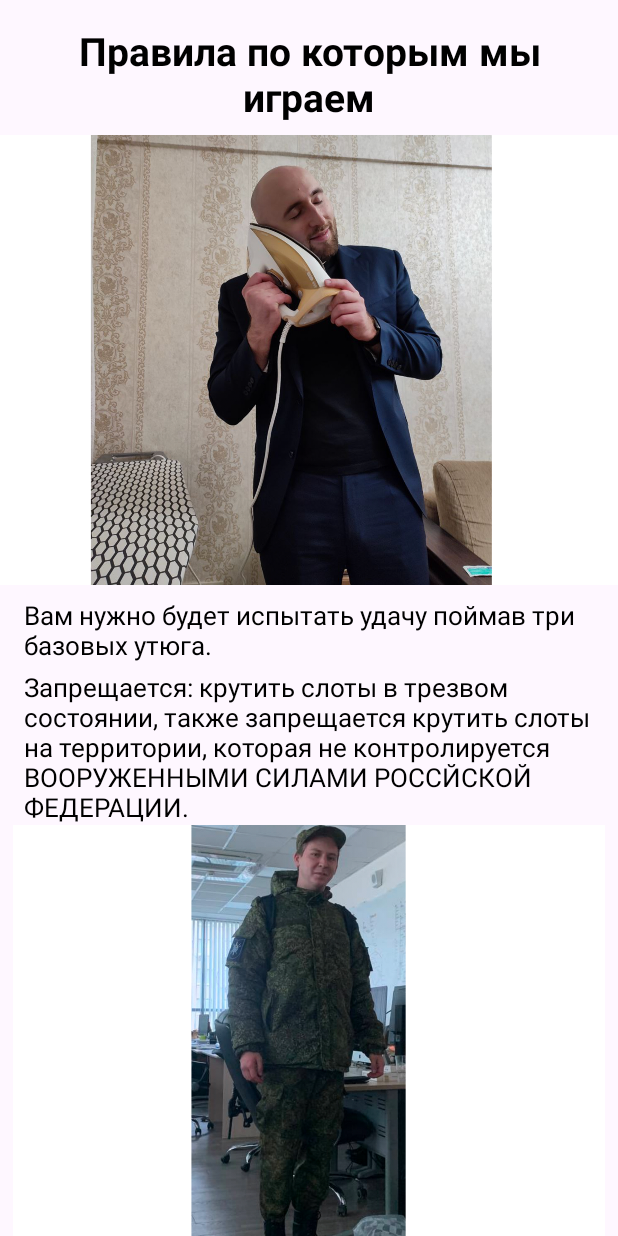
After one commit to maskbogomolov/GuseynApp300ProMaxUltra, an Android app: the fragment PageTwoFragment shown on its own in the app's theme, on a phone screen of 412 x 824 dp. The commit adds this screen. Run offline under Robolectric (Android 15) with nearby library versions, the phone set to English and light mode, and no system bars.

Commit message:
Добавил базовый онборд

```diff
--- /dev/null
+++ b/app/src/main/java/com/example/guseynapp300promaxultra/presentation/ui/screens/onboarding/pages/PageTwoFragment.kt
@@ -0,0 +1,21 @@
+package com.example.guseynapp300promaxultra.presentation.ui.screens.onboarding.pages
+
+import android.os.Bundle
+import androidx.fragment.app.Fragment
+import android.view.LayoutInflater
+import android.view.View
+import android.view.ViewGroup
+import com.example.guseynapp300promaxultra.R
+
+
+class PageTwoFragment : Fragment() {
+
+    override fun onCreateView(
+        inflater: LayoutInflater, container: ViewGroup?,
+        savedInstanceState: Bundle?
+    ): View? {
+        // Inflate the layout for this fragment
+        return inflater.inflate(R.layout.fragment_page_two, container, false)
+    }
+
+}
--- /dev/null
+++ b/app/src/main/res/layout/fragment_page_two.xml
@@ -0,0 +1,65 @@
+<?xml version="1.0" encoding="utf-8"?>
+<LinearLayout xmlns:android="http://schemas.android.com/apk/res/android"
+    xmlns:app="http://schemas.android.com/apk/res-auto"
+    xmlns:tools="http://schemas.android.com/tools"
+    android:layout_width="match_parent"
+    android:layout_height="match_parent"
+    android:orientation="vertical"
+    tools:context=".presentation.ui.screens.onboarding.pages.PageTwoFragment">
+
+    <TextView
+        android:id="@+id/textView4"
+        android:layout_width="wrap_content"
+        android:layout_height="wrap_content"
+        android:layout_gravity="center_horizontal"
+        android:layout_marginHorizontal="16dp"
+        android:layout_marginTop="16dp"
+        android:gravity="center"
+        android:text="Правила по которым мы играем"
+        android:textColor="@color/black"
+        android:textSize="26sp"
+        android:textStyle="bold"
+        app:layout_constraintEnd_toEndOf="parent"
+        app:layout_constraintStart_toStartOf="parent"
+        app:layout_constraintTop_toTopOf="parent" />
+
+    <ImageView
+        android:id="@+id/imageView2"
+        android:layout_width="wrap_content"
+        android:layout_height="300dp"
+        android:layout_marginTop="8dp"
+        android:scaleType="centerCrop"
+        android:src="@drawable/page_two"
+        app:layout_constraintEnd_toEndOf="parent"
+        app:layout_constraintStart_toStartOf="parent"
+        app:layout_constraintTop_toBottomOf="@+id/textView4" />
+
+    <TextView
+        android:id="@+id/textView5"
+        android:layout_width="wrap_content"
+        android:layout_height="wrap_content"
+        android:layout_marginHorizontal="16dp"
+        android:layout_marginTop="8dp"
+        android:text="Вам нужно будет испытать удачу поймав три базовых утюга."
+        android:textColor="@color/black"
+        android:textSize="17sp"
+        app:layout_constraintStart_toStartOf="parent"
+        app:layout_constraintTop_toBottomOf="@+id/imageView2" />
+
+    <TextView
+        android:id="@+id/textView7"
+        android:layout_width="match_parent"
+        android:layout_height="wrap_content"
+        android:layout_marginHorizontal="16dp"
+        android:layout_marginTop="4dp"
+        android:text="Запрещается: крутить слоты в трезвом состоянии, также запрещается крутить слоты на территории, которая не контролируется ВООРУЖЕННЫМИ СИЛАМИ РОССЙСКОЙ ФЕДЕРАЦИИ."
+        android:textColor="@color/black"
+        android:textSize="17sp" />
+
+    <ImageView
+        android:id="@+id/imageView4"
+        android:layout_width="match_parent"
+        android:layout_height="wrap_content"
+        android:src="@drawable/ivan" />
+
+</LinearLayout>
--- a/app/src/main/res/values/themes.xml
+++ b/app/src/main/res/values/themes.xml
@@ -9,8 +9,8 @@
         <item name="colorSecondary">@color/teal_200</item>
         <item name="colorSecondaryVariant">@color/teal_700</item>
         <item name="colorOnSecondary">@color/black</item>
-        <!-- Status bar color. -->
-        <item name="android:statusBarColor">?attr/colorPrimaryVariant</item>
-        <!-- Customize your theme here. -->
+
+        <item name="android:statusBarColor">@android:color/transparent</item>
+        <item name="android:navigationBarColor">@android:color/transparent</item>
     </style>
 </resources>
```
Also changed, not shown: app/build.gradle (+8 -2 lines), app/src/main/java/com/example/guseynapp300promaxultra/presentation/ui/screens/onboarding/OnboardingFragment.kt (added, +24 -0 lines), app/src/main/java/com/example/guseynapp300promaxultra/presentation/ui/screens/onboarding/OnboardingPageAdapter.kt (added, +27 -0 lines), app/src/main/java/com/example/guseynapp300promaxultra/presentation/ui/screens/onboarding/pages/PageOneFragment.kt (added, +21 -0 lines), app/src/main/java/com/example/guseynapp300promaxultra/presentation/ui/screens/onboarding/pages/PageThreeFragment.kt (added, +21 -0 lines), app/src/main/res/layout/fragment_onboarding.xml (added, +20 -0 lines), app/src/main/res/layout/fragment_page_one.xml (added, +48 -0 lines), app/src/main/res/layout/fragment_page_three.xml (added, +45 -0 lines), app/src/main/res/navigation/guseyn_nav_graph.xml (+6 -1 lines), app/src/main/res/drawable/game_end_background.png (added), app/src/main/res/drawable/ivan.png (added), app/src/main/res/drawable/page_one.png (added), app/src/main/res/drawable/page_two.png (added), 1 other file.
